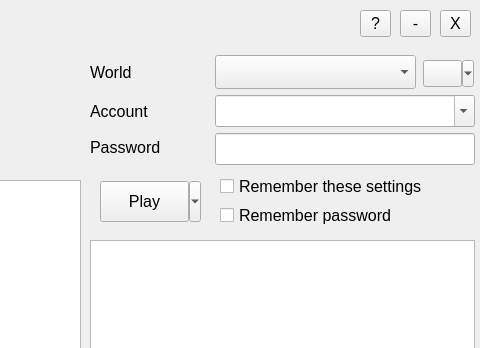
Qt form src/onelauncher/ui/main.ui (JuneStepp/OneLauncher) before a commit; both pictures show x 310 to 790 and y 0 to 348 of the 790 by 470 pixel window.
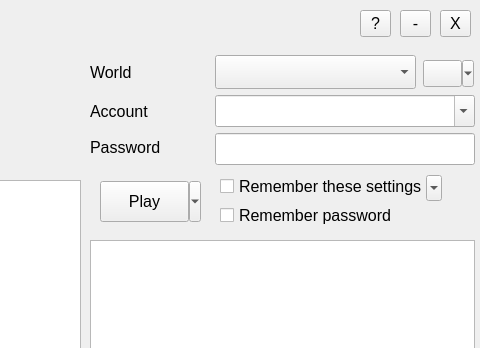
The same form after that commit.

Diff of the .ui file:
```diff
--- a/src/onelauncher/ui/main.ui
+++ b/src/onelauncher/ui/main.ui
@@ -385,6 +385,31 @@
      <bool>true</bool>
     </property>
    </widget>
+   <widget class="QToolButton" name="saveSettingsToolButton">
+    <property name="geometry">
+     <rect>
+      <x>736</x>
+      <y>175</y>
+      <width>16</width>
+      <height>26</height>
+     </rect>
+    </property>
+    <property name="styleSheet">
+     <string notr="true">QToolButton::menu-indicator { image: none; }</string>
+    </property>
+    <property name="text">
+     <string/>
+    </property>
+    <property name="popupMode">
+     <enum>QToolButton::InstantPopup</enum>
+    </property>
+    <property name="toolButtonStyle">
+     <enum>Qt::ToolButtonIconOnly</enum>
+    </property>
+    <property name="arrowType">
+     <enum>Qt::DownArrow</enum>
+    </property>
+   </widget>
    <zorder>lblWorld</zorder>
    <zorder>lblAccount</zorder>
    <zorder>lblPassword</zorder>
```
Left out of the diff: 16 changed lines with no effect on the pictures.
